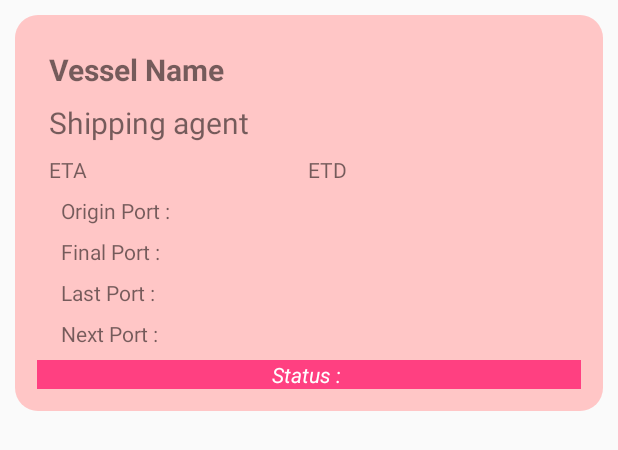
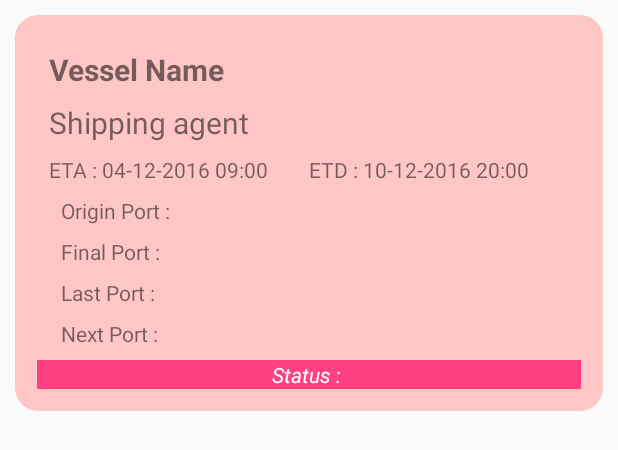
Before and after one commit to GeolseuDei/heketon, an Android app: the layout recycler_kapal.xml on its own in the app's theme, with its tools: preview values and no code run, on a phone screen of 412 x 824 dp. Shown: the top 450 px of the screen. Run offline under Robolectric (Android 15) with nearby library versions, the phone set to English and light mode, and no system bars.

Commit message:
Lock eta and etd size for long string

```diff
--- a/app/src/main/res/layout/recycler_kapal.xml
+++ b/app/src/main/res/layout/recycler_kapal.xml
@@ -50,17 +50,19 @@
 
         <TextView
             android:id="@+id/txteta"
-            android:layout_width="wrap_content"
+            android:layout_width="match_parent"
             android:layout_height="wrap_content"
             android:layout_weight="1"
-            android:text="ETA" />
+            android:text="ETA : 04-12-2016 09:00"
+            android:autoSizeTextType="uniform"/>
 
         <TextView
             android:id="@+id/txtetd"
-            android:layout_width="wrap_content"
+            android:layout_width="match_parent"
             android:layout_height="wrap_content"
             android:layout_weight="1"
-            android:text="ETD" />
+            android:text="ETD : 10-12-2016 20:00"
+            android:autoSizeTextType="uniform"/>
     </LinearLayout>
 
     <TextView
```
